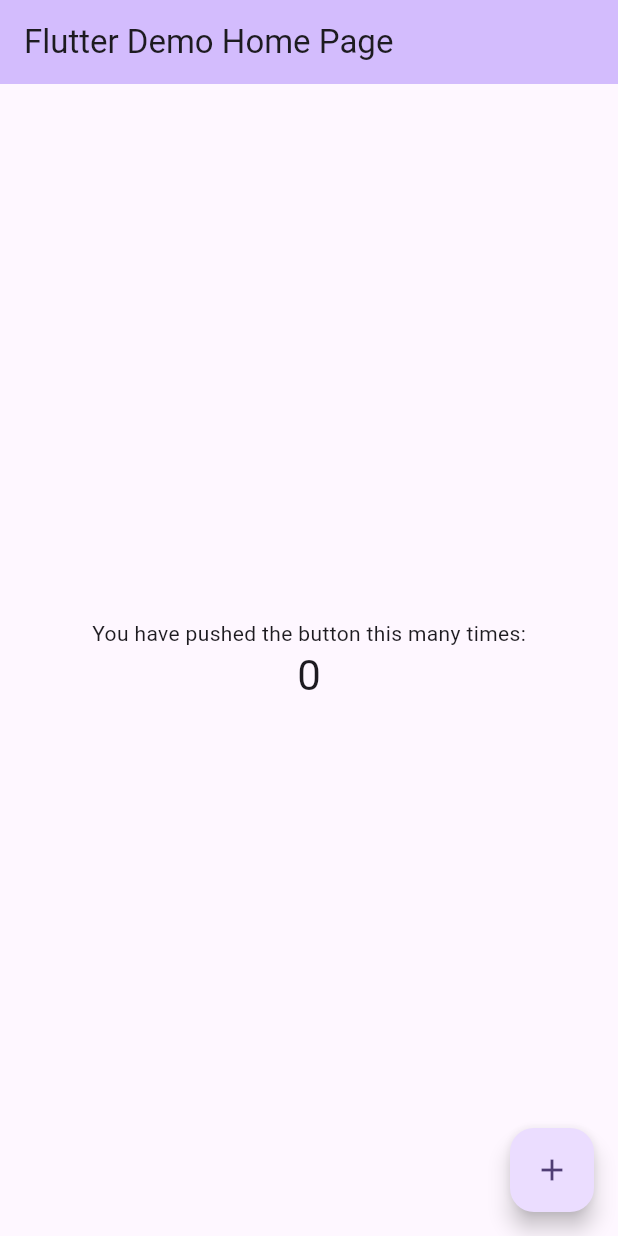
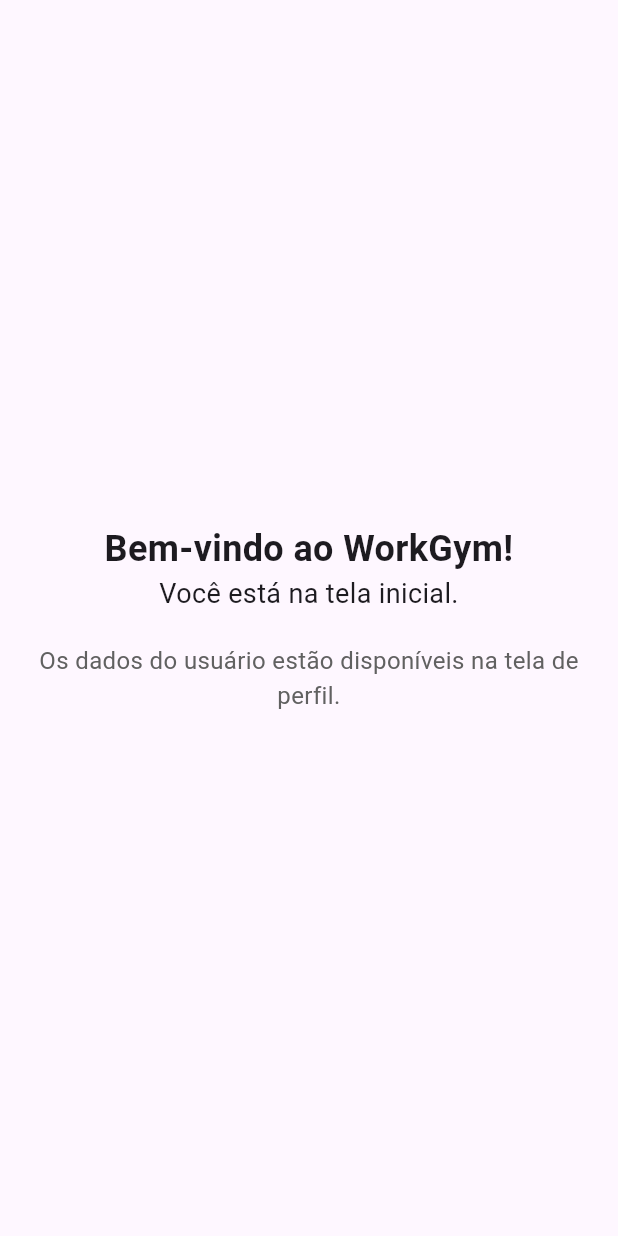
Before and after one commit to AugustoIseppe/flutter-java-spring-boot-workgym, a Flutter app: the screen it shows after launch, on a phone screen of 412 x 824 dp. Run offline on Flutter 3.47's test engine with Material 3 defaults, Android fonts, the phone set to English and light mode, and no system bars.

Commit message:
feat: update home page

```diff
--- a/mobile/workgym/lib/main.dart
+++ b/mobile/workgym/lib/main.dart
@@ -1,4 +1,5 @@
 import 'package:flutter/material.dart';
+import 'package:workgym/screens/home-page.dart';
 
 void main() {
   runApp(const MyApp());
@@ -7,116 +8,15 @@ void main() {
 class MyApp extends StatelessWidget {
   const MyApp({super.key});
 
-  // This widget is the root of your application.
   @override
   Widget build(BuildContext context) {
     return MaterialApp(
+      debugShowCheckedModeBanner: false,
       title: 'Flutter Demo',
       theme: ThemeData(
-        // This is the theme of your application.
-        //
-        // TRY THIS: Try running your application with "flutter run". You'll see
-        // the application has a purple toolbar. Then, without quitting the app,
-        // try changing the seedColor in the colorScheme below to Colors.green
-        // and then invoke "hot reload" (save your changes or press the "hot
-        // reload" button in a Flutter-supported IDE, or press "r" if you used
-        // the command line to start the app).
-        //
-        // Notice that the counter didn't reset back to zero; the application
-        // state is not lost during the reload. To reset the state, use hot
-        // restart instead.
-        //
-        // This works for code too, not just values: Most code changes can be
-        // tested with just a hot reload.
         colorScheme: ColorScheme.fromSeed(seedColor: Colors.deepPurple),
       ),
-      home: const MyHomePage(title: 'Flutter Demo Home Page'),
+      home: const HomePage(),
     );
   }
 }
-
-class MyHomePage extends StatefulWidget {
-  const MyHomePage({super.key, required this.title});
-
-  // This widget is the home page of your application. It is stateful, meaning
-  // that it has a State object (defined below) that contains fields that affect
-  // how it looks.
-
-  // This class is the configuration for the state. It holds the values (in this
-  // case the title) provided by the parent (in this case the App widget) and
-  // used by the build method of the State. Fields in a Widget subclass are
-  // always marked "final".
-
-  final String title;
-
-  @override
-  State<MyHomePage> createState() => _MyHomePageState();
-}
-
-class _MyHomePageState extends State<MyHomePage> {
-  int _counter = 0;
-
-  void _incrementCounter() {
-    setState(() {
-      // This call to setState tells the Flutter framework that something has
-      // changed in this State, which causes it to rerun the build method below
-      // so that the display can reflect the updated values. If we changed
-      // _counter without calling setState(), then the build method would not be
-      // called again, and so nothing would appear to happen.
-      _counter++;
-    });
-  }
-
-  @override
-  Widget build(BuildContext context) {
-    // This method is rerun every time setState is called, for instance as done
-    // by the _incrementCounter method above.
-    //
-    // The Flutter framework has been optimized to make rerunning build methods
-    // fast, so that you can just rebuild anything that needs updating rather
-    // than having to individually change instances of widgets.
-    return Scaffold(
-      appBar: AppBar(
-        // TRY THIS: Try changing the color here to a specific color (to
-        // Colors.amber, perhaps?) and trigger a hot reload to see the AppBar
-        // change color while the other colors stay the same.
-        backgroundColor: Theme.of(context).colorScheme.inversePrimary,
-        // Here we take the value from the MyHomePage object that was created by
-        // the App.build method, and use it to set our appbar title.
-        title: Text(widget.title),
-      ),
-      body: Center(
-        // Center is a layout widget. It takes a single child and positions it
-        // in the middle of the parent.
-        child: Column(
-          // Column is also a layout widget. It takes a list of children and
-          // arranges them vertically. By default, it sizes itself to fit its
-          // children horizontally, and tries to be as tall as its parent.
-          //
-          // Column has various properties to control how it sizes itself and
-          // how it positions its children. Here we use mainAxisAlignment to
-          // center the children vertically; the main axis here is the vertical
-          // axis because Columns are vertical (the cross axis would be
-          // horizontal).
-          //
-          // TRY THIS: Invoke "debug painting" (choose the "Toggle Debug Paint"
-          // action in the IDE, or press "p" in the console), to see the
-          // wireframe for each widget.
-          mainAxisAlignment: MainAxisAlignment.center,
-          children: <Widget>[
-            const Text('You have pushed the button this many times:'),
-            Text(
-              '$_counter',
-              style: Theme.of(context).textTheme.headlineMedium,
-            ),
-          ],
-        ),
-      ),
-      floatingActionButton: FloatingActionButton(
-        onPressed: _incrementCounter,
-        tooltip: 'Increment',
-        child: const Icon(Icons.add),
-      ), // This trailing comma makes auto-formatting nicer for build methods.
-    );
-  }
-}
--- /dev/null
+++ b/mobile/workgym/lib/screens/home-page.dart
@@ -0,0 +1,41 @@
+import 'package:flutter/material.dart';
+
+class HomePage extends StatefulWidget {
+  const HomePage({super.key});
+
+  @override
+  State<HomePage> createState() => _HomePageState();
+}
+
+class _HomePageState extends State<HomePage> {
+  @override
+  Widget build(BuildContext context) {
+    return Scaffold(
+      body: Padding(
+        padding: const EdgeInsets.all(18.0),
+        child: Column(
+          mainAxisAlignment: MainAxisAlignment.center,
+          crossAxisAlignment: CrossAxisAlignment.center,
+          children: <Widget>[
+            const Text(
+              'Bem-vindo ao WorkGym!',
+              style: TextStyle(fontSize: 24, fontWeight: FontWeight.bold),
+              textAlign: TextAlign.center,
+            ),
+            const Text(
+              'Você está na tela inicial.',
+              style: TextStyle(fontSize: 18),
+              textAlign: TextAlign.center,
+            ),
+            const SizedBox(height: 20),
+            Text(
+              "Os dados do usuário estão disponíveis na tela de perfil.",
+              style: TextStyle(fontSize: 16, color: Colors.grey[700]),
+              textAlign: TextAlign.center,
+            ),
+          ],
+        ),
+      ),
+    );
+  }
+}
```
